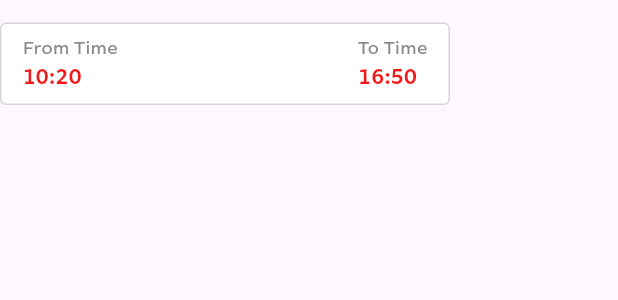
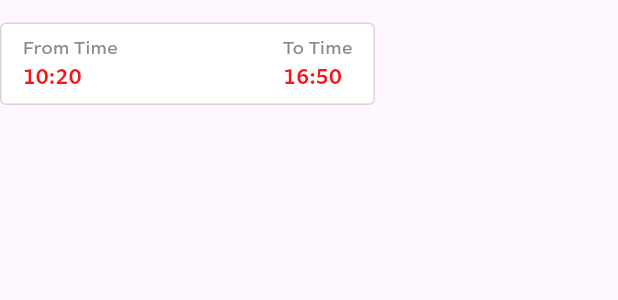
Before and after one commit to skyshivy/mtn_sa_revamp, a Flutter app: the TuneSettingTimeView widget shown alone on an empty page, opened directly, on a phone screen of 412 x 824 dp. Shown: the top 300 px of the screen. Run offline on Flutter 3.47's test engine with Material 2 defaults, Android fonts, the phone set to English and light mode, and no system bars; our stand-ins replace basic_utils, cached_network_image, calendar_date_picker2, carousel_slider, flutter_svg, get and 4 more; missing offline and left inert: dart:html, dart:js, dart:js_util, pointycastle; accounts and stored records are empty; network calls fail.

Commit message:
bug fixed

```diff
--- a/lib/enums/font_enum.dart
+++ b/lib/enums/font_enum.dart
@@ -39,4 +39,4 @@ enum RepeatYearlyViewAction {
   yearly,
 }
 
-enum ToWhomAction { allCaller, specificCaller, callerGroup }
+enum ToWhomAction { allCaller, specificCaller }
--- a/lib/files/controllers/tune_setting_controller.dart
+++ b/lib/files/controllers/tune_setting_controller.dart
@@ -42,6 +42,15 @@ class TuneSettingController extends GetxController {
     DayModel(thusStr),
     DayModel(friStr),
     DayModel(satStr)
+  ];
+  List<DayModel> sortDaysList = [
+    DayModel(sStr),
+    DayModel(mStr),
+    DayModel(tStr),
+    DayModel(wStr),
+    DayModel(tStr),
+    DayModel(fStr),
+    DayModel(saStr)
   ];
   openCalenderView(BuildContext context) async {
     var results = await showCalendarDatePicker2Dialog(
@@ -119,10 +128,10 @@ class TuneSettingController extends GetxController {
       case ToWhomAction.specificCaller:
         _setTuneForSpecificCaller();
         break;
-      case ToWhomAction.callerGroup:
-        print("callerGroup is ");
-        //_setTuneForCallergroup();
-        break;
+      // case ToWhomAction.callerGroup:
+      //   print("callerGroup is ");
+      //   //_setTuneForCallergroup();
+      //   break;
       default:
     }
   }
--- a/lib/files/screens/my_tune_setting_screen/my_tune_setting_widgets/tune_setting_confirm_button.dart
+++ b/lib/files/screens/my_tune_setting_screen/my_tune_setting_widgets/tune_setting_confirm_button.dart
@@ -9,6 +9,7 @@ import 'package:mtn_sa_revamp/files/utility/string.dart';
 Widget tuneSettingConfirmButton() {
   TuneSettingController tuneController = Get.find();
   return CustomButton(
+    width: 160,
     titlePadding: const EdgeInsets.symmetric(horizontal: 20),
     fontName: FontName.medium,
     color: yellow,
--- a/lib/files/screens/my_tune_setting_screen/my_tune_setting_widgets/tune_setting_repeat.dart
+++ b/lib/files/screens/my_tune_setting_screen/my_tune_setting_widgets/tune_setting_repeat.dart
@@ -74,7 +74,7 @@ Widget _yearlyButton(TuneSettingController con) {
       title: yearlyStr,
       borderColor: (con.repeatYear.value == 2) ? null : red,
       color: (con.repeatYear.value == 2) ? yellow : white,
-      titlePadding: EdgeInsets.symmetric(horizontal: 16),
+      titlePadding: const EdgeInsets.symmetric(horizontal: 16),
       onTap: () {
         con.updateRepeatYear(2);
       },
--- a/lib/files/screens/my_tune_setting_screen/my_tune_setting_widgets/tune_setting_time_view.dart
+++ b/lib/files/screens/my_tune_setting_screen/my_tune_setting_widgets/tune_setting_time_view.dart
@@ -16,7 +16,7 @@ class TuneSettingTimeView extends StatelessWidget {
       padding: const EdgeInsets.symmetric(vertical: 15),
       child: Container(
         height: 55,
-        width: 300,
+        width: 250,
         decoration: _boxDecoration(),
         child: Padding(
           padding: const EdgeInsets.symmetric(horizontal: 14),
--- a/lib/files/utility/string.dart
+++ b/lib/files/utility/string.dart
@@ -42,6 +42,14 @@ const wedStr = "Wed";
 const thusStr = "Thus";
 const friStr = "Fri";
 const satStr = "Sat";
+
+const sStr = "S";
+const mStr = "M";
+const tuStr = "T";
+const wStr = "W";
+const tStr = "T";
+const fStr = "F";
+const saStr = "S";
 
 const allCallerStr = "All Callers";
 const specificCallerStr = "Callers Group";
```
Also changed, not shown: lib/files/screens/my_tune_setting_screen/my_tune_setting_widgets/tune_setting_day_selection_view.dart (+30 -14 lines), lib/files/screens/my_tune_setting_screen/my_tune_setting_widgets/tune_setting_radio_btn_callers_type.dart (+9 -8 lines), lib/files/screens/my_tune_setting_screen/my_tune_settng_screen.dart (+14 -6 lines).
